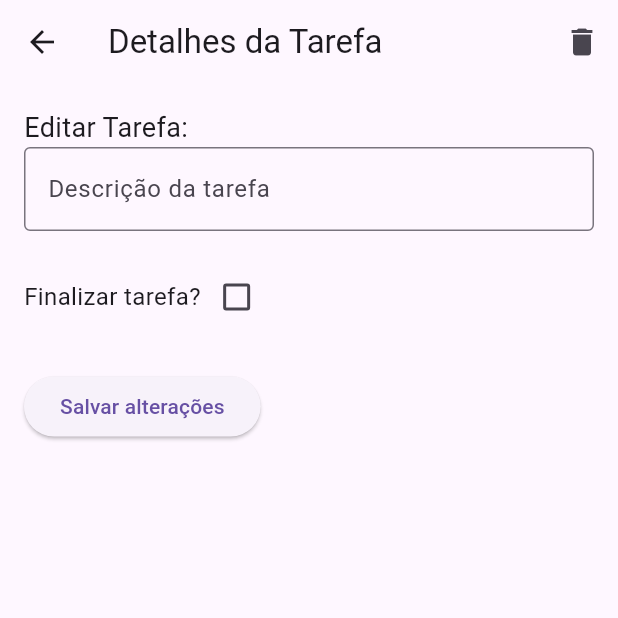
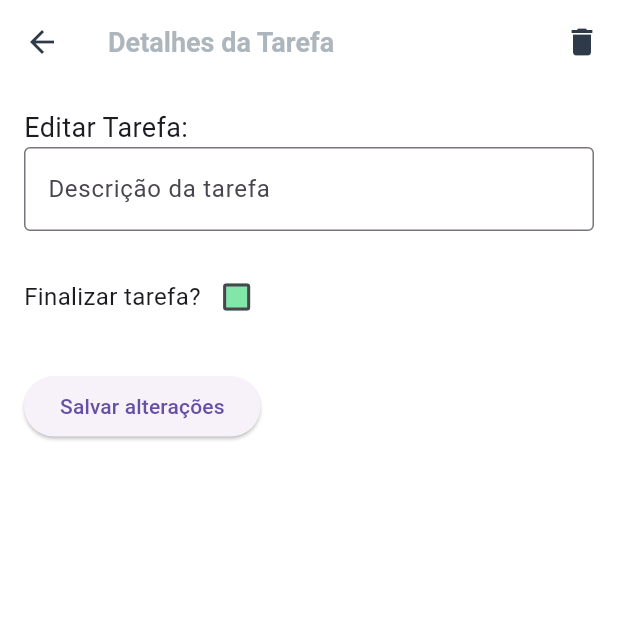
Before and after one commit to natanvalimcardoso/to_do_list_flutter, a Flutter app: the ToDoDetailPage screen opened directly with empty values, on a phone screen of 412 x 824 dp, the top half of it. Run offline on Flutter 3.47's test engine with Material 3 defaults, Android fonts, the phone set to English and light mode, and no system bars; our stand-ins replace dio, equatable, flutter_bloc, fpdart, get_it, shared_preferences; accounts and stored records are empty; network calls fail.

Commit message:
<feat> tema da aplicação adicionado

```diff
--- a/lib/app/injections/core_module_injection.dart
+++ b/lib/app/injections/core_module_injection.dart
@@ -1,6 +1,7 @@
 import 'package:dio/dio.dart';
 import 'package:get_it/get_it.dart';
 import 'package:shared_preferences/shared_preferences.dart';
+import 'package:to_do_list_flutter/core/themes/theme_controller.dart';
 
 Future<void> setupCoreModule(GetIt getIt) async {
   final prefs = await SharedPreferences.getInstance();
@@ -8,4 +9,6 @@ Future<void> setupCoreModule(GetIt getIt) async {
 
   final dio = Dio();
   getIt.registerLazySingleton<Dio>(() => dio);
+
+   getIt.registerLazySingleton(() => ThemeController());
 }
--- a/lib/app/modules/to_do/presentation/pages/to_do_page.dart
+++ b/lib/app/modules/to_do/presentation/pages/to_do_page.dart
@@ -2,6 +2,7 @@ import 'package:flutter/material.dart';
 import 'package:flutter_bloc/flutter_bloc.dart';
 
 import '../../../../../core/constants/routes_constant.dart';
+import '../../../../../core/themes/theme_controller.dart';
 import '../../../../injections/injection_container.dart';
 import '../../domain/entities/to_do_details_entity.dart';
 import '../bloc/to_do_bloc.dart';
@@ -22,6 +23,7 @@ class ToDoPage extends StatefulWidget {
 class _ToDoPageState extends State<ToDoPage> {
   final ToDoBloc _bloc = getIt<ToDoBloc>()..add(const SyncToDosEvent());
   final TextEditingController _todoController = TextEditingController();
+   final themeController = getIt<ThemeController>();
 
   @override
   void dispose() {
@@ -40,7 +42,7 @@ class _ToDoPageState extends State<ToDoPage> {
             _bloc.add(const SyncToDosEvent());
           },
           onThemePressed: () {
-            // TODO: Lógica para botão Tema
+            themeController.toggleTheme();
           },
         ),
         body: BlocBuilder<ToDoBloc, ToDoState>(
--- a/lib/app_widget.dart
+++ b/lib/app_widget.dart
@@ -1,4 +1,7 @@
 import 'package:flutter/material.dart';
+import 'package:to_do_list_flutter/app/injections/injection_container.dart';
+import 'package:to_do_list_flutter/core/themes/app_theme.dart';
+import 'package:to_do_list_flutter/core/themes/theme_controller.dart';
 import 'core/constants/routes_constant.dart';
 import 'core/routes/app_router.dart';
 
@@ -7,11 +10,21 @@ class AppWidget extends StatelessWidget {
 
   @override
   Widget build(BuildContext context) {
-    return MaterialApp(
-      title: 'ToDo List',
-      debugShowCheckedModeBanner: false,
-      initialRoute: RoutesConstant.todo,
-      onGenerateRoute: AppRouter.onGenerateRoute,
+    final themeController = getIt<ThemeController>();
+
+    return ValueListenableBuilder<ThemeMode>(
+      valueListenable: themeController,
+      builder: (_, themeMode, __) {
+        return MaterialApp(
+          title: 'ToDo List',
+          debugShowCheckedModeBanner: false,
+          theme: AppTheme.light,
+          darkTheme: AppTheme.dark,
+          themeMode: themeMode,
+          initialRoute: RoutesConstant.todo,
+          onGenerateRoute: AppRouter.onGenerateRoute,
+        );
+      },
     );
   }
 }
--- /dev/null
+++ b/lib/core/themes/app_colors.dart
@@ -0,0 +1,15 @@
+import 'package:flutter/material.dart';
+
+class AppColors {
+  static const Color backgroundLight = Color(0xFFFFFFFF);
+  static const Color cardBackgroundLight = Color(0xFFF2F6FA);
+  static const Color accentBlue = Color(0xFF007BFF);
+  static const Color completedGreen = Color(0xFF81E6A7);
+  static const Color primaryText = Color(0xFF2E394A);
+  static const Color secondaryText = Color(0xFFADB5BD);
+
+  static const Color backgroundDark = Color(0xFF2D2D55);
+  static const Color cardBackgroundDark = Color(0xFF4A4A77);
+  static const Color primaryTextDark = Color(0xFFFFFFFF);
+  static const Color secondaryTextDark = Color(0xFF96A7F3);
+}
--- /dev/null
+++ b/lib/core/themes/app_fonts.dart
@@ -0,0 +1,20 @@
+import 'package:flutter/material.dart';
+import 'app_colors.dart';
+
+class AppFonts {
+  static const fontFamily = 'Roboto';
+
+  static TextStyle sectionTitle(bool isDark) => TextStyle(
+        fontSize: 18,
+        fontWeight: FontWeight.bold,
+        color: isDark ? AppColors.secondaryTextDark : AppColors.secondaryText,
+        fontFamily: fontFamily,
+      );
+
+  static TextStyle todoItem(bool isDark, {bool completed = false}) => TextStyle(
+        fontSize: 16,
+        color: isDark ? AppColors.primaryTextDark : AppColors.primaryText,
+        decoration: completed ? TextDecoration.lineThrough : null,
+        fontFamily: fontFamily,
+      );
+}
--- /dev/null
+++ b/lib/core/themes/app_theme.dart
@@ -0,0 +1,41 @@
+import 'package:flutter/material.dart';
+import 'app_colors.dart';
+import 'app_fonts.dart';
+
+class AppTheme {
+  static ThemeData get light => ThemeData(
+    brightness: Brightness.light,
+    scaffoldBackgroundColor: AppColors.backgroundLight,
+    cardColor: AppColors.cardBackgroundLight,
+    fontFamily: AppFonts.fontFamily,
+    appBarTheme: AppBarTheme(
+      elevation: 0,
+      backgroundColor: AppColors.backgroundLight,
+      titleTextStyle: AppFonts.sectionTitle(false),
+      iconTheme: IconThemeData(color: AppColors.primaryText),
+    ),
+    checkboxTheme: CheckboxThemeData(
+      checkColor: WidgetStateProperty.all(Colors.white),
+      fillColor: WidgetStateProperty.all(AppColors.completedGreen),
+    ),
+    floatingActionButtonTheme: FloatingActionButtonThemeData(backgroundColor: AppColors.accentBlue),
+  );
+
+  static ThemeData get dark => ThemeData(
+    brightness: Brightness.dark,
+    scaffoldBackgroundColor: AppColors.backgroundDark,
+    cardColor: AppColors.cardBackgroundDark,
+    fontFamily: AppFonts.fontFamily,
+    appBarTheme: AppBarTheme(
+      elevation: 0,
+      backgroundColor: AppColors.backgroundDark,
+      titleTextStyle: AppFonts.sectionTitle(true),
+      iconTheme: IconThemeData(color: AppColors.primaryTextDark),
+    ),
+    checkboxTheme: CheckboxThemeData(
+      checkColor: WidgetStateProperty.all(Colors.white),
+      fillColor: WidgetStateProperty.all(AppColors.completedGreen),
+    ),
+    floatingActionButtonTheme: FloatingActionButtonThemeData(backgroundColor: AppColors.accentBlue),
+  );
+}
--- a/lib/core/themes/theme_color.dart
+++ /dev/null
@@ -1,4 +0,0 @@
-
-class ThemeColor {
-
-}
--- /dev/null
+++ b/lib/core/themes/theme_controller.dart
@@ -0,0 +1,11 @@
+import 'package:flutter/material.dart';
+
+class ThemeController extends ValueNotifier<ThemeMode> {
+  ThemeController() : super(ThemeMode.light);
+
+  bool get isDark => value == ThemeMode.dark;
+
+  void toggleTheme() {
+    value = isDark ? ThemeMode.light : ThemeMode.dark;
+  }
+}
--- a/lib/core/themes/theme_font.dart
+++ /dev/null
@@ -1,4 +0,0 @@
-
-class ThemeFont {
-
-}
```
